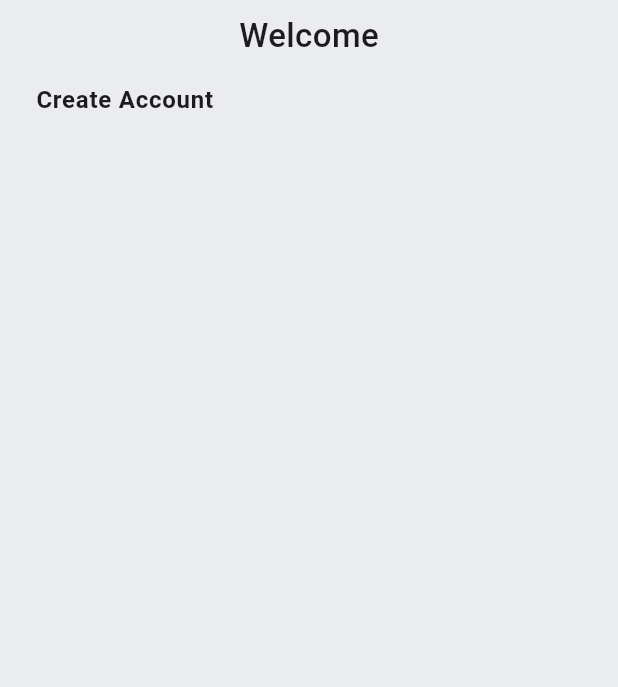
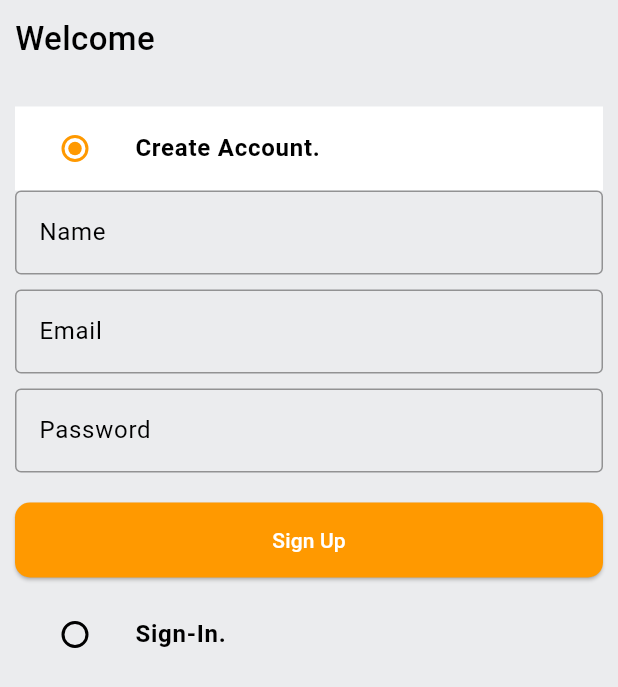
Before and after one commit to ritik6559/Cartify, a Flutter app: the screen it shows after launch, on a phone screen of 412 x 824 dp. Shown: the top 687 px of the screen. Run offline on Flutter 3.47's test engine with Material 3 defaults, Android fonts, the phone set to English and light mode, and no system bars.

Commit message:
completing auth screen ui

```diff
--- /dev/null
+++ b/lib/common/widgets/custom_button.dart
@@ -0,0 +1,32 @@
+import 'package:flutter/material.dart';
+
+class CustomButton extends StatelessWidget {
+  final String text;
+  final VoidCallback onTap;
+  final Color? color;
+  const CustomButton({
+    super.key,
+    required this.text,
+    required this.onTap,
+    this.color,
+  });
+
+  @override
+  Widget build(BuildContext context) {
+    return ElevatedButton(
+
+      onPressed: onTap,
+      style: ElevatedButton.styleFrom(
+        shape: RoundedRectangleBorder(borderRadius: BorderRadius.circular(10)),
+        minimumSize: const Size(double.infinity, 50),
+        backgroundColor: color,
+      ),
+      child: Text(
+        text,
+        style: TextStyle(
+          color: color == null ? Colors.black : Colors.white,
+        ),
+      ),
+    );
+  }
+}
--- /dev/null
+++ b/lib/common/widgets/custom_text_field.dart
@@ -0,0 +1,41 @@
+import 'package:flutter/material.dart';
+
+class CustomTextField extends StatelessWidget {
+  final TextEditingController controller;
+  final String hintText;
+  final int maxLines;
+  const CustomTextField({
+    super.key,
+    required this.controller,
+    required this.hintText,
+    this.maxLines = 1,
+  });
+
+  @override
+  Widget build(BuildContext context) {
+    return TextFormField(
+      controller: controller,
+      decoration: InputDecoration(
+        filled: false,
+        hintText: hintText,
+        border: const OutlineInputBorder(
+          borderSide: BorderSide(
+            color: Colors.black38,
+          ),
+        ),
+        enabledBorder: const OutlineInputBorder(
+          borderSide: BorderSide(
+            color: Colors.black38,
+          ),
+        ),
+      ),
+      validator: (val) {
+        if (val == null || val.isEmpty) {
+          return 'Enter your $hintText';
+        }
+        return null;
+      },
+      maxLines: maxLines,
+    );
+  }
+}
--- a/lib/features/auth/screens/auth_screen.dart
+++ b/lib/features/auth/screens/auth_screen.dart
@@ -1,5 +1,12 @@
+import 'package:e_commerce_application/common/widgets/custom_button.dart';
+import 'package:e_commerce_application/common/widgets/custom_text_field.dart';
 import 'package:e_commerce_application/constants/global_variables.dart';
 import 'package:flutter/material.dart';
+
+enum Auth {
+  signIn,
+  signUp,
+}
 
 class AuthScreen extends StatefulWidget {
   static const String routeName = '/auth_screen';
@@ -10,33 +17,147 @@ class AuthScreen extends StatefulWidget {
 }
 
 class _AuthScreenState extends State<AuthScreen> {
+  Auth _auth = Auth.signUp;
+  final _signUpformKey = GlobalKey<FormState>();
+  final _signInformKey = GlobalKey<FormState>();
+
+  final TextEditingController _nameController = TextEditingController();
+  final TextEditingController _emailController = TextEditingController();
+  final TextEditingController _passwordController = TextEditingController();
+
   @override
   Widget build(BuildContext context) {
-    return const Scaffold(
+    return Scaffold(
       backgroundColor: GlobalVariables.greyBackgroundCOlor,
       body: SafeArea(
         child: Padding(
-        padding: EdgeInsets.all(8.0),
+          padding: const EdgeInsets.all(10.0),
           child: Column(
+            crossAxisAlignment: CrossAxisAlignment.start,
             children: [
-            Text(
+              const Text(
                 'Welcome',
                 style: TextStyle(
                   fontSize: 22,
                   fontWeight: FontWeight.w500,
                 ),
               ),
+              const SizedBox(
+                height: 30,
+              ),
               ListTile(
-              title: Text(
-                'Create Account',
+                tileColor: _auth == Auth.signUp
+                    ? GlobalVariables.backgroundColor
+                    : GlobalVariables.greyBackgroundCOlor,
+                leading: Radio(
+                  value: Auth.signUp,
+                  activeColor: GlobalVariables.secondaryColor,
+                  groupValue: _auth,
+                  onChanged: (Auth? val) {
+                    setState(() {
+                      _auth = val!;
+                    });
+                  },
+                ),
+                title: const Text(
+                  'Create Account.',
                   style: TextStyle(
                     fontWeight: FontWeight.bold,
                   ),
                 ),
-            )
+              ),
+              if (_auth == Auth.signUp)
+                Form(
+                  key: _signUpformKey,
+                  child: Column(
+                    children: [
+                      CustomTextField(
+                        controller: _nameController,
+                        hintText: 'Name',
+                      ),
+                      const SizedBox(
+                        height: 10,
+                      ),
+                      CustomTextField(
+                        controller: _emailController,
+                        hintText: 'Email',
+                      ),
+                      const SizedBox(
+                        height: 10,
+                      ),
+                      CustomTextField(
+                        controller: _passwordController,
+                        hintText: 'Password',
+                      ),
+                      const SizedBox(
+                        height: 20,
+                      ),
+                      CustomButton(
+                        text: 'Sign Up',
+                        onTap: () {},
+                        color: GlobalVariables.secondaryColor,
+                      ),
+                      const SizedBox(
+                        height: 10,
+                      ),
                     ],
                   ),
-      )),
+                ),
+              ListTile(
+                tileColor: _auth == Auth.signIn
+                    ? GlobalVariables.backgroundColor
+                    : GlobalVariables.greyBackgroundCOlor,
+                leading: Radio(
+                  value: Auth.signIn,
+                  activeColor: GlobalVariables.secondaryColor,
+                  groupValue: _auth,
+                  onChanged: (Auth? val) {
+                    setState(() {
+                      _auth = val!;
+                    });
+                  },
+                ),
+                title: const Text(
+                  'Sign-In.',
+                  style: TextStyle(
+                    fontWeight: FontWeight.bold,
+                  ),
+                ),
+              ),
+              if (_auth == Auth.signIn)
+                Form(
+                  key: _signInformKey,
+                  child: Column(
+                    children: [
+                      const SizedBox(
+                        height: 10,
+                      ),
+                      CustomTextField(
+                        controller: _emailController,
+                        hintText: 'Email',
+                      ),
+                      const SizedBox(
+                        height: 10,
+                      ),
+                      CustomTextField(
+                        controller: _passwordController,
+                        hintText: 'Password',
+                      ),
+                      const SizedBox(
+                        height: 20,
+                      ),
+                      CustomButton(
+                        text: 'Sign In',
+                        onTap: () {},
+                        color: GlobalVariables.secondaryColor,
+                      ),
+                    ],
+                  ),
+                ),
+            ],
+          ),
+        ),
+      ),
     );
   }
 }
--- a/lib/main.dart
+++ b/lib/main.dart
@@ -1,3 +1,4 @@
+import 'package:e_commerce_application/constants/global_variables.dart';
 import 'package:e_commerce_application/features/auth/screens/auth_screen.dart';
 import 'package:e_commerce_application/router.dart';
 import 'package:flutter/material.dart';
@@ -14,9 +15,19 @@ class MyApp extends StatelessWidget {
     return MaterialApp(
       title: 'Amazon',
       theme: ThemeData(
-
+        scaffoldBackgroundColor: GlobalVariables.backgroundColor,
+        colorScheme: const ColorScheme.light(
+          primary: GlobalVariables.secondaryColor,
+        ),
+        appBarTheme: const AppBarTheme(
+          elevation: 0,
+          iconTheme: IconThemeData(
+            color: Colors.black,
+          ),
+        ),
       ),
       home: const AuthScreen(),
+      debugShowCheckedModeBanner: false,
       onGenerateRoute: (settings) => generateRoute(settings),
     );
   }
```
Lines whose indentation alone changed are shown as unchanged.
